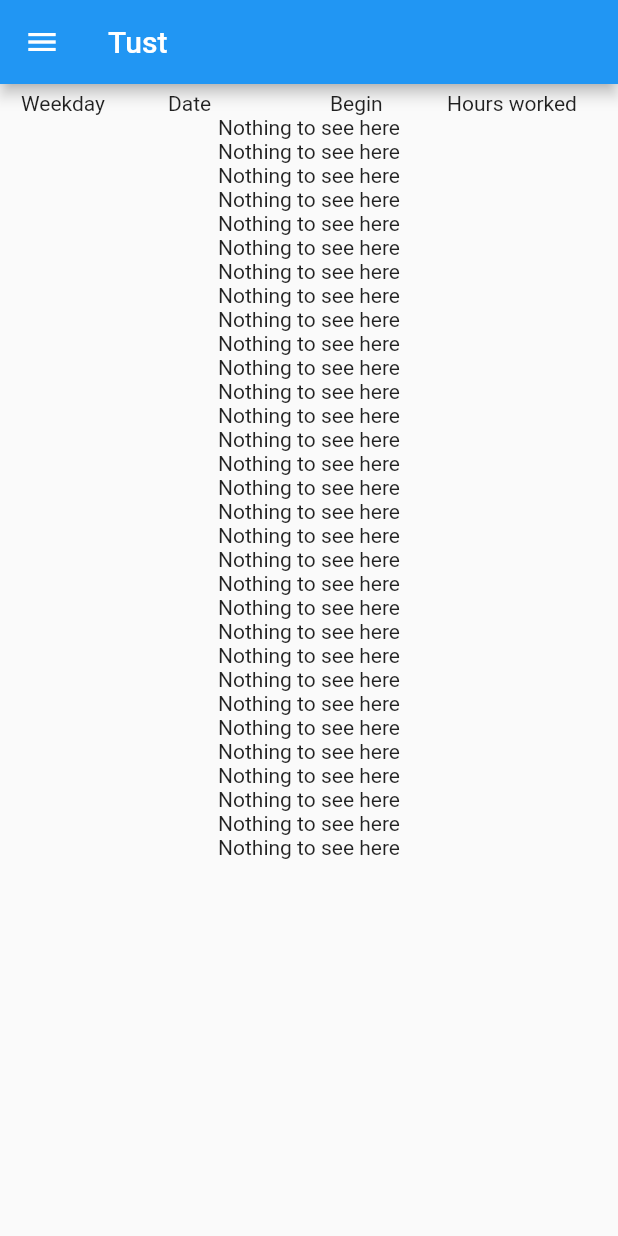
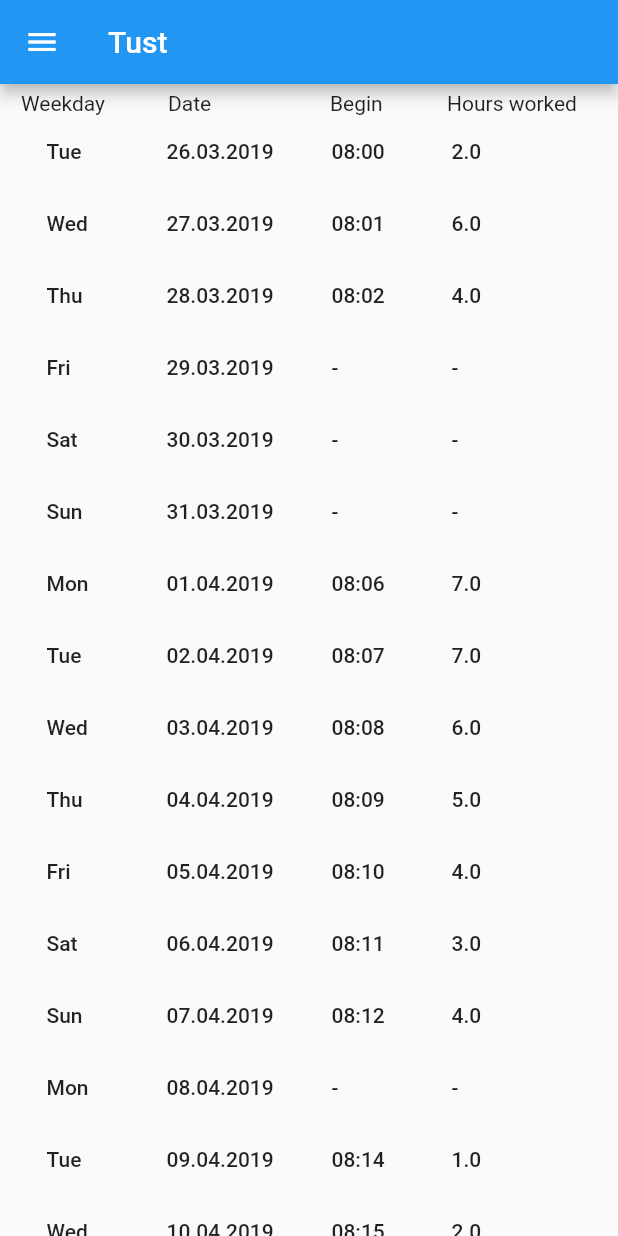
Before and after one commit to cosee/timetracker_bloc, a Flutter app: the screen it shows after launch, on a phone screen of 412 x 824 dp. Run offline on Flutter 3.47's test engine with Material 2 defaults, Android fonts, the phone set to English and light mode, and no system bars; our stand-ins replace sqflite; accounts and stored records are empty.

Commit message:
Maded EditRow interesting

```diff
--- a/lib/widgets/edit_row.dart
+++ b/lib/widgets/edit_row.dart
@@ -1,5 +1,7 @@
 import 'package:flutter/material.dart';
+
 import 'package:time_track/model/work_day.dart';
+import 'package:time_track/util/formatter.dart';
 
 class EditRow extends StatelessWidget {
   EditRow({
@@ -15,6 +17,31 @@ class EditRow extends StatelessWidget {
   final bool isSelected;
 
   @override
-  Widget build(BuildContext context) =>
-      Center(child: Text('Nothing to see here'));
+  Widget build(BuildContext context) => FlatButton(
+        onPressed: () => selectDay(index),
+        child: Row(
+          mainAxisAlignment: MainAxisAlignment.spaceAround,
+          children: <Widget>[
+            Container(
+              width: 50,
+              child: Text(weekDayFormatter.format(workEntry.date)),
+            ),
+            Container(
+              width: 80,
+              child: Text(dateFormatter.format(workEntry.date)),
+            ),
+            Container(
+              width: 50,
+              child:
+                  Text(workEntry.isEnabled() ? workEntry.timeAsString() : '-'),
+            ),
+            Container(
+              width: 80,
+              child: Text(workEntry.isEnabled()
+                  ? workEntry.hoursWorked.toString()
+                  : '-'),
+            )
+          ],
+        ),
+      );
 }
```
